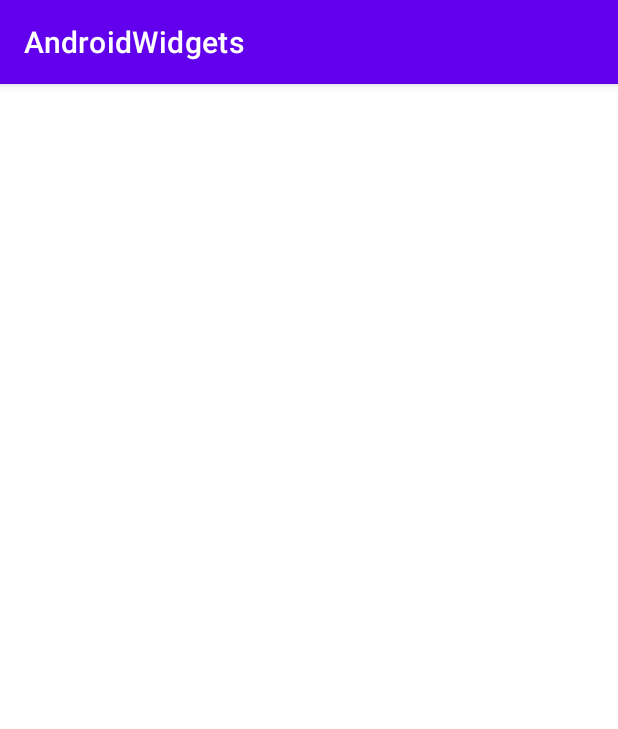
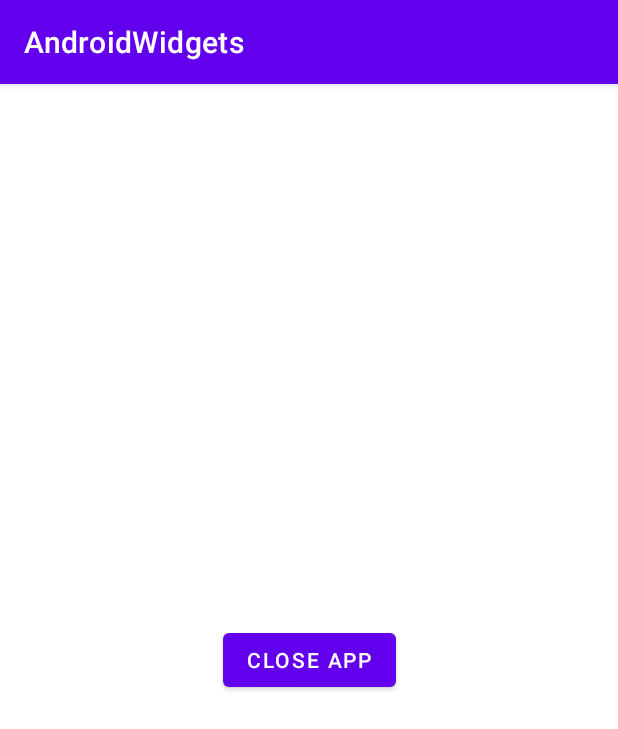
Before and after one commit to rajesh-pujari-improve10x/Android-Widgets, an Android app: the AlertDialogBoxActivity screen opened directly, with no data from a screen before it, on a phone screen of 412 x 824 dp. Shown: the top 729 px of the screen. Run offline under Robolectric (Android 15) with nearby library versions, the phone set to English and light mode, and no system bars.

Commit message:
I implemented AlertDialogBoxActivity functionality

```diff
--- a/app/src/main/java/com/improve10x/myapplication/AlertDialogBoxActivity.java
+++ b/app/src/main/java/com/improve10x/myapplication/AlertDialogBoxActivity.java
@@ -2,13 +2,38 @@ package com.improve10x.myapplication;
 
 import androidx.appcompat.app.AppCompatActivity;
 
+import android.app.AlertDialog;
 import android.os.Bundle;
 
+import com.improve10x.myapplication.databinding.ActivityAlertDailogBoxBinding;
+
 public class AlertDialogBoxActivity extends AppCompatActivity {
+
+    private ActivityAlertDailogBoxBinding binding;
+    private AlertDialog.Builder builder;
 
     @Override
     protected void onCreate(Bundle savedInstanceState) {
         super.onCreate(savedInstanceState);
-        setContentView(R.layout.activity_alert_dailog_box);
+        binding = ActivityAlertDailogBoxBinding.inflate(getLayoutInflater());
+        setContentView(binding.getRoot());
+        handleCloseApp();
+    }
+
+    private void handleCloseApp() {
+        binding.closeAppBtn.setOnClickListener(view -> {
+            builder = new AlertDialog.Builder(this);
+            builder.setTitle("Alert")
+                    .setMessage("Do you want to close this application ?")
+                    .setPositiveButton("Yes", (dialogInterface, i) -> {
+                        finish();
+                    })
+                    .setNegativeButton("No", (dialogInterface, i) -> {
+                        dialogInterface.cancel();
+                    })
+                    .setCancelable(false);
+            AlertDialog alertDialog = builder.create();
+            alertDialog.show();
+        });
     }
 }
--- a/app/src/main/res/layout/activity_alert_dailog_box.xml
+++ b/app/src/main/res/layout/activity_alert_dailog_box.xml
@@ -6,4 +6,13 @@
     android:layout_height="match_parent"
     tools:context=".AlertDialogBoxActivity">
 
+    <Button
+        android:id="@+id/close_app_btn"
+        android:layout_width="wrap_content"
+        android:layout_height="wrap_content"
+        android:text="Close App"
+        app:layout_constraintBottom_toBottomOf="parent"
+        app:layout_constraintEnd_toEndOf="parent"
+        app:layout_constraintStart_toStartOf="parent"
+        app:layout_constraintTop_toTopOf="parent" />
 </androidx.constraintlayout.widget.ConstraintLayout>
--- a/app/src/main/res/layout/activity_main.xml
+++ b/app/src/main/res/layout/activity_main.xml
@@ -120,6 +120,12 @@
                 android:layout_width="wrap_content"
                 android:layout_height="wrap_content"
                 android:text="Image Slider" />
+
+            <Button
+                android:id="@+id/alert_dialog_btn"
+                android:layout_width="wrap_content"
+                android:layout_height="wrap_content"
+                android:text="Alert Dialog" />
         </LinearLayout>
     </ScrollView>
 
```
Also changed, not shown: app/src/main/java/com/improve10x/myapplication/MainActivity.java (+8 -0 lines).
